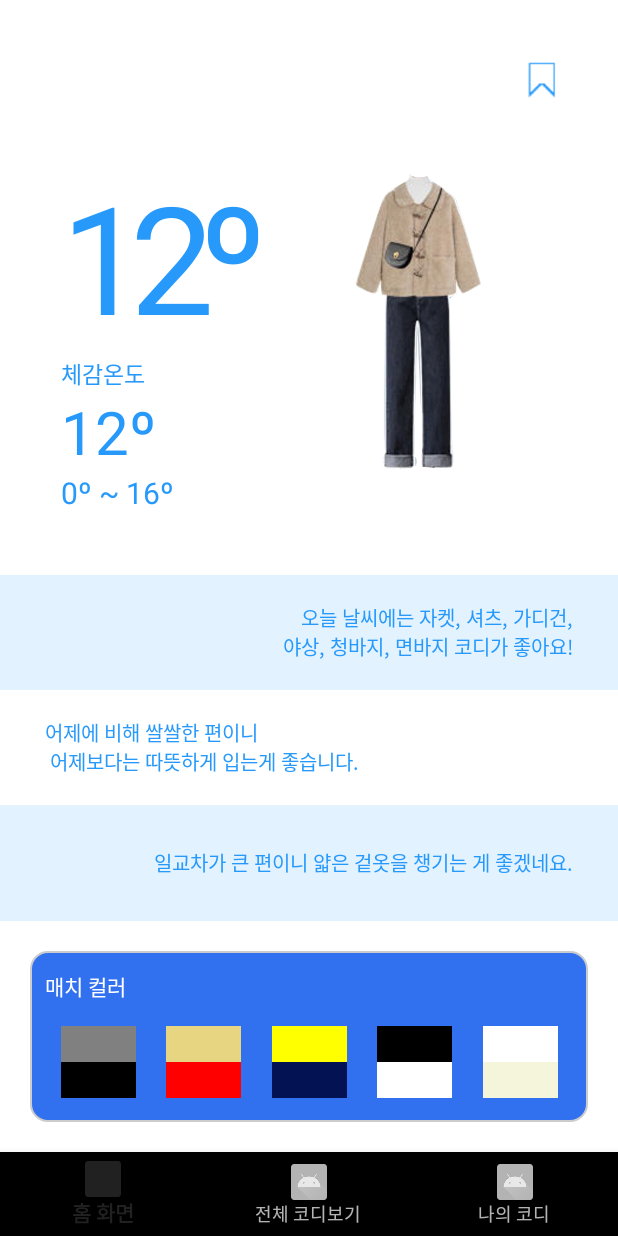
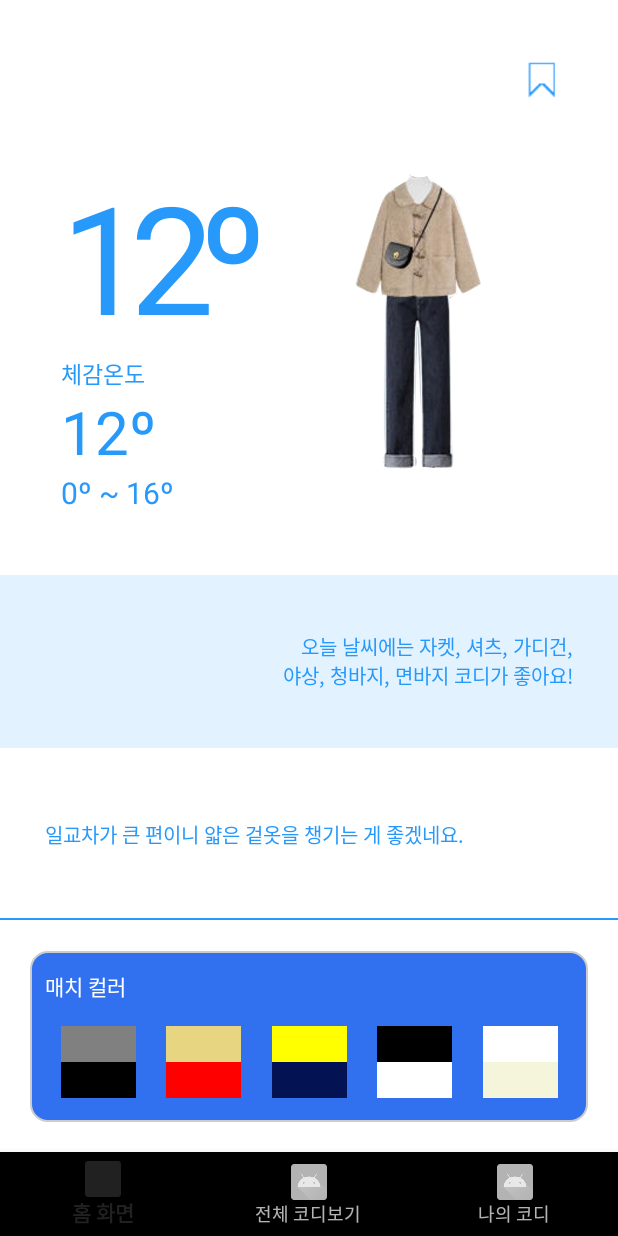
Before and after one commit to suhwan2004/Cody_C, an Android app: the screen it shows after launch (MainActivity), on a phone screen of 412 x 824 dp. Run offline under Robolectric (Android 15) with nearby library versions, the phone set to English and light mode, and no system bars; our stand-ins replace Volley; network calls fail; 2 statements that could not run were skipped.

Commit message:
do : 1. 상세 날씨 페이지 아이콘 사진 수정 완료 2. 메인 페이지 내에 있던 어제 오늘 날씨 멘트 삭제 및 화면 수정, todo : 1.각 페이지 별 협업을 통한완전한 이동이 가능하게 하기 2. 추가 기능 구현, 코드 깔끔하게 수정

```diff
--- a/app/src/main/java/com/example/cody_c/pagefragment/fragment_main.java
+++ b/app/src/main/java/com/example/cody_c/pagefragment/fragment_main.java
@@ -76,7 +76,6 @@
     private String bodily_temperature;
     private TextView current_temp_diff;
     private TextView current_weather_ment;
-    private TextView current_temp_ment;
     private TextView current_temp_diff_ment;
     private ImageView color1_up;
     private ImageView color1_down;
@@ -192,7 +191,6 @@
         current_bodily_temp=(TextView)rootView.findViewById(R.id.main_bodily_temp); //체감 온도
         current_temp_diff = (TextView)rootView.findViewById(R.id.main_temp_diff); //일교차
         current_weather_ment = (TextView)rootView.findViewById(R.id.main_weather_ment); // 날씨에 따른 멘트
-        current_temp_ment = (TextView)rootView.findViewById(R.id.main_temp_ment); //온도에 따른 멘트
         current_temp_diff_ment = (TextView)rootView.findViewById(R.id.main_temp_diff_ment); // 일교차에 따른 멘트
 
         color1_up = (ImageView)rootView.findViewById(R.id.color1_up);
--- /dev/null
+++ b/app/src/main/res/drawable/down_border.xml
@@ -0,0 +1,12 @@
+<?xml version="1.0" encoding="utf-8"?>
+<layer-list xmlns:android="http://schemas.android.com/apk/res/android" >
+    <item android:bottom="1dp"
+        android:left="-2dp"
+        android:right="-2dp"
+        android:top="-2dp">
+        <shape android:shape="rectangle">
+            <stroke android:width="1dp" android:color="@color/Dodger_Blue" />
+            <solid android:color="@color/colorWhite" />
+        </shape>
+    </item>
+</layer-list>
--- a/app/src/main/res/layout/fragment_main.xml
+++ b/app/src/main/res/layout/fragment_main.xml
@@ -143,7 +143,7 @@
                 android:layout_width="match_parent"
                 android:layout_height="0dp"
                 android:layout_weight="0.6"
-                android:weightSum="3"
+                android:weightSum="2"
                 android:orientation="vertical">
                 <LinearLayout
                     android:layout_width="match_parent"
@@ -164,31 +164,16 @@
                 <LinearLayout
                     android:layout_width="match_parent"
                     android:layout_height="0dp"
-                    android:layout_weight="1">
+                    android:layout_weight="1"
+                    android:background="@drawable/down_border">
                     <TextView
                         android:layout_width="match_parent"
                         android:layout_height="match_parent"
                         android:gravity="center|left"
-                        android:textColor="@color/Dodger_Blue"
-                        android:textSize="13dp"
-                        android:text = "어제에 비해 쌀쌀한 편이니 \n 어제보다는 따뜻하게 입는게 좋습니다."
-                        android:layout_marginLeft="30dp"
-                        android:id="@+id/main_temp_ment">
-                    </TextView>
-                </LinearLayout>
-                <LinearLayout
-                    android:layout_width="match_parent"
-                    android:layout_height="0dp"
-                    android:layout_weight="1"
-                    android:background="@color/Maya_Blue">
-                    <TextView
-                        android:layout_width="match_parent"
-                        android:layout_height="match_parent"
-                        android:gravity="center|right"
                         android:textSize="13dp"
                         android:textColor="@color/Dodger_Blue"
                         android:text = "일교차가 큰 편이니 얇은 겉옷을 챙기는 게 좋겠네요."
-                        android:layout_marginRight="30dp"
+                        android:layout_marginLeft="30dp"
                         android:id="@+id/main_temp_diff_ment"
                         ></TextView>
                 </LinearLayout>
```
Also changed, not shown: app/src/main/res/drawable/icon_01n.png, app/src/main/res/drawable/icon_02n.png, app/src/main/res/drawable/icon_10n.png.
